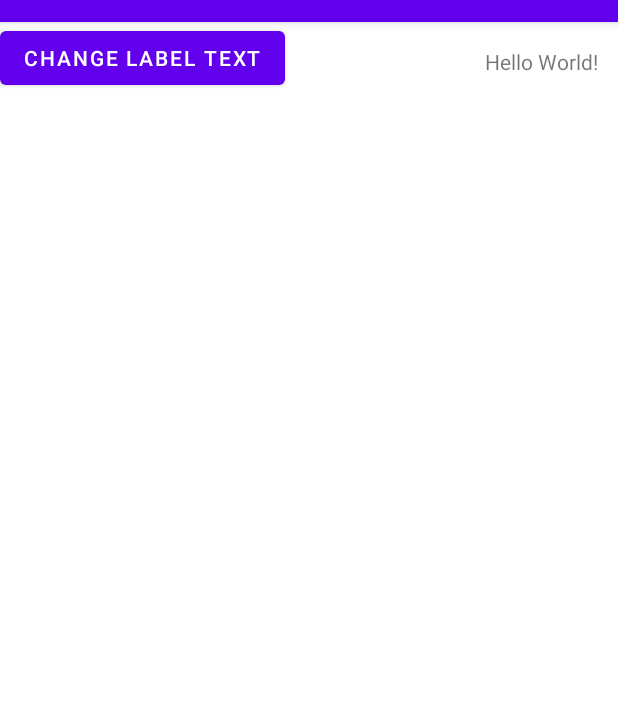
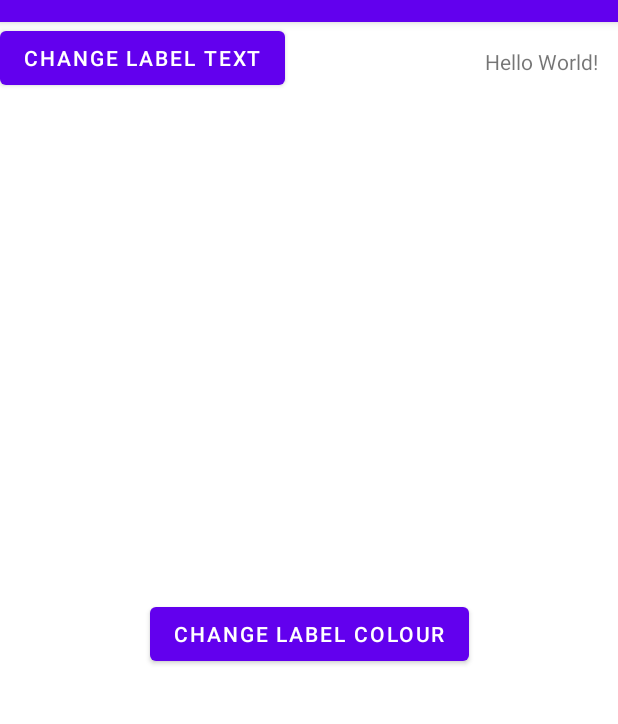
Before and after one commit to aurimiux/MIPT1, an Android app: the screen it shows after launch (MainActivity), on a phone screen of 412 x 824 dp, the part 62-786 px from its top. Run offline under Robolectric (Android 15) with nearby library versions, the phone set to English and light mode, and no system bars.

Commit message:
Added button to change TextView colour to orange.

```diff
--- a/app/src/main/java/com/example/mipt1/MainActivity.java
+++ b/app/src/main/java/com/example/mipt1/MainActivity.java
@@ -21,4 +21,8 @@ public class MainActivity extends AppCompatActivity {
     public void onBtnChangeTextClick(View view) {
         this.tvMain.setText("Text was changed");
     }
+
+    public void btnChangeColour(View view) {
+        this.tvMain.setTextColor(getResources().getColor(R.color.random));
+    }
 }
--- a/app/src/main/res/layout/activity_main.xml
+++ b/app/src/main/res/layout/activity_main.xml
@@ -29,4 +29,15 @@
         app:layout_constraintStart_toStartOf="parent"
         app:layout_constraintTop_toTopOf="parent" />
 
+    <Button
+        android:id="@+id/btnChangeColour"
+        android:layout_width="wrap_content"
+        android:layout_height="wrap_content"
+        android:text="Change label Colour"
+        android:onClick="btnChangeColour"
+        app:layout_constraintBottom_toBottomOf="parent"
+        app:layout_constraintEnd_toEndOf="parent"
+        app:layout_constraintStart_toStartOf="parent"
+        app:layout_constraintTop_toBottomOf="@+id/btnChangeText" />
+
 </androidx.constraintlayout.widget.ConstraintLayout>
--- a/app/src/main/res/values/colors.xml
+++ b/app/src/main/res/values/colors.xml
@@ -7,4 +7,5 @@
     <color name="teal_700">#FF018786</color>
     <color name="black">#FF000000</color>
     <color name="white">#FFFFFFFF</color>
+    <color name="random">#FF3F00</color>
 </resources>
```
